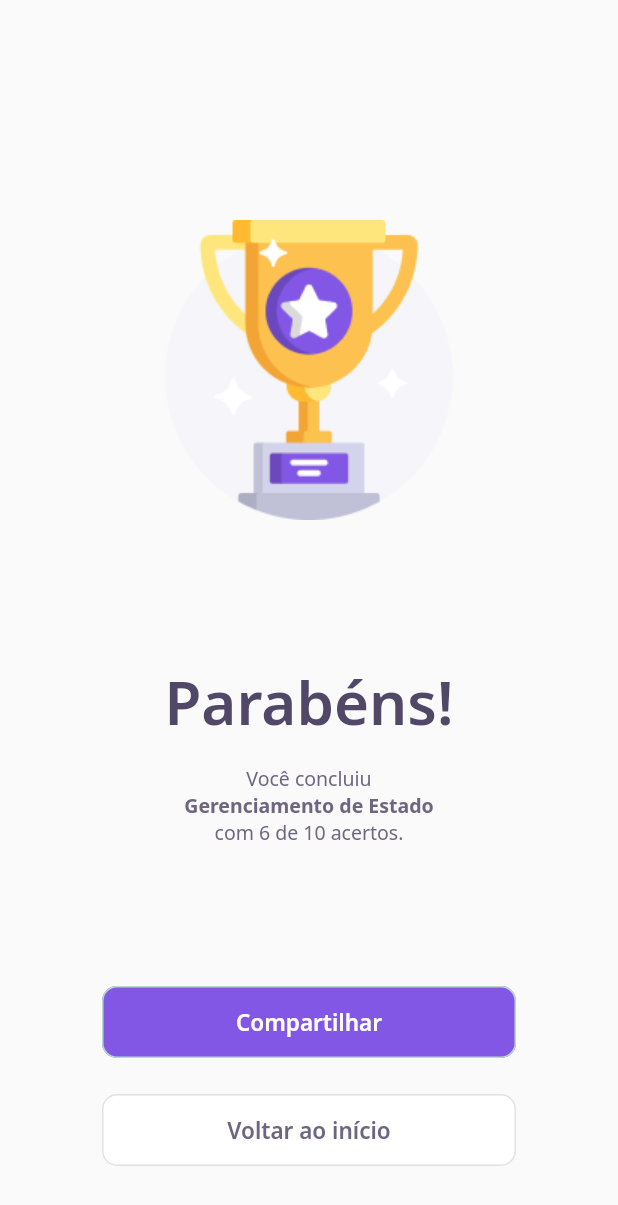
After one commit to barbaracs/Flutter-Quiz, a Flutter app: the ResultPage screen opened directly, on a phone screen of 412 x 824 dp. The commit adds this screen. Shown: the top 1205 px of the screen. Run offline on Flutter 3.47's test engine with Material 2 defaults, Android fonts, the phone set to English and light mode, and no system bars; our stand-ins replace google_fonts; accounts and stored records are empty; network calls fail.

Commit message:
result page and go back to home button

```diff
--- a/lib/challenge/challenge_page.dart
+++ b/lib/challenge/challenge_page.dart
@@ -2,6 +2,7 @@
 import 'package:dev_quiz/challenge/widgets/next_button/next_button_widget.dart';
 import 'package:dev_quiz/challenge/widgets/question_indicator/question_indicator_widget.dart';
 import 'package:dev_quiz/challenge/widgets/quiz/quiz_widget.dart';
+import 'package:dev_quiz/result/result_page.dart';
 import 'package:dev_quiz/shared/models/question_model.dart';
 import 'package:flutter/material.dart';
 
@@ -92,7 +93,10 @@
                               child: NextButtonWidget.green(
                             label: "Confirmar",
                             onTap: () {
-                              Navigator.pop(context);
+                              Navigator.push(
+                                  context,
+                                  MaterialPageRoute(
+                                      builder: (context) => ResultPage()));
                             },
                           )),
                       ],
--- a/lib/challenge/widgets/next_button/next_button_widget.dart
+++ b/lib/challenge/widgets/next_button/next_button_widget.dart
@@ -35,6 +35,15 @@
         this.label = label,
         this.onTap = onTap;
 
+  NextButtonWidget.purple({
+    required String label,
+    required VoidCallback onTap,
+  })   : this.backgroundColor = AppColors.purple,
+        this.fontColor = AppColors.white,
+        this.borderColor = AppColors.green,
+        this.label = label,
+        this.onTap = onTap;
+
   @override
   Widget build(BuildContext context) {
     return Container(
--- /dev/null
+++ b/lib/result/result_page.dart
@@ -0,0 +1,86 @@
+import 'package:dev_quiz/challenge/widgets/next_button/next_button_widget.dart';
+import 'package:dev_quiz/core/core.dart';
+import 'package:dev_quiz/home/home_page.dart';
+import 'package:flutter/material.dart';
+
+class ResultPage extends StatelessWidget {
+  @override
+  Widget build(BuildContext context) {
+    return Scaffold(
+      body: Container(
+        width: double.maxFinite,
+        padding: EdgeInsets.only(top: 100),
+        child: Column(
+          mainAxisAlignment: MainAxisAlignment.spaceAround,
+          crossAxisAlignment: CrossAxisAlignment.center,
+          children: [
+            Image.asset(AppImages.trophy),
+            Column(
+              children: [
+                Text(
+                  "Parabéns!",
+                  style: AppTextStyles.heading40,
+                ),
+                SizedBox(height: 16),
+                Text.rich(
+                  TextSpan(
+                    text: "Você concluiu ",
+                    style: AppTextStyles.body,
+                    children: [
+                      TextSpan(
+                        text: "\nGerenciamento de Estado",
+                        style: AppTextStyles.bodyBold,
+                      ),
+                      TextSpan(
+                        text: "\ncom 6 de 10 acertos.",
+                        style: AppTextStyles.body,
+                      ),
+                    ],
+                  ),
+                  textAlign: TextAlign.center,
+                ),
+              ],
+            ),
+            Column(
+              children: [
+                Row(
+                  children: [
+                    Expanded(
+                      child: Padding(
+                        padding: const EdgeInsets.symmetric(horizontal: 68),
+                        child: NextButtonWidget.purple(
+                          label: "Compartilhar",
+                          onTap: () {},
+                        ),
+                      ),
+                    ),
+                  ],
+                ),
+                SizedBox(height: 24),
+                Row(
+                  children: [
+                    Expanded(
+                      child: Padding(
+                        padding: const EdgeInsets.symmetric(horizontal: 68),
+                        child: NextButtonWidget.white(
+                          label: "Voltar ao início",
+                          onTap: () {
+                            Navigator.push(
+                                context,
+                                MaterialPageRoute(
+                                  builder: (context) => HomePage(),
+                                ));
+                          },
+                        ),
+                      ),
+                    ),
+                  ],
+                ),
+              ],
+            )
+          ],
+        ),
+      ),
+    );
+  }
+}
```
